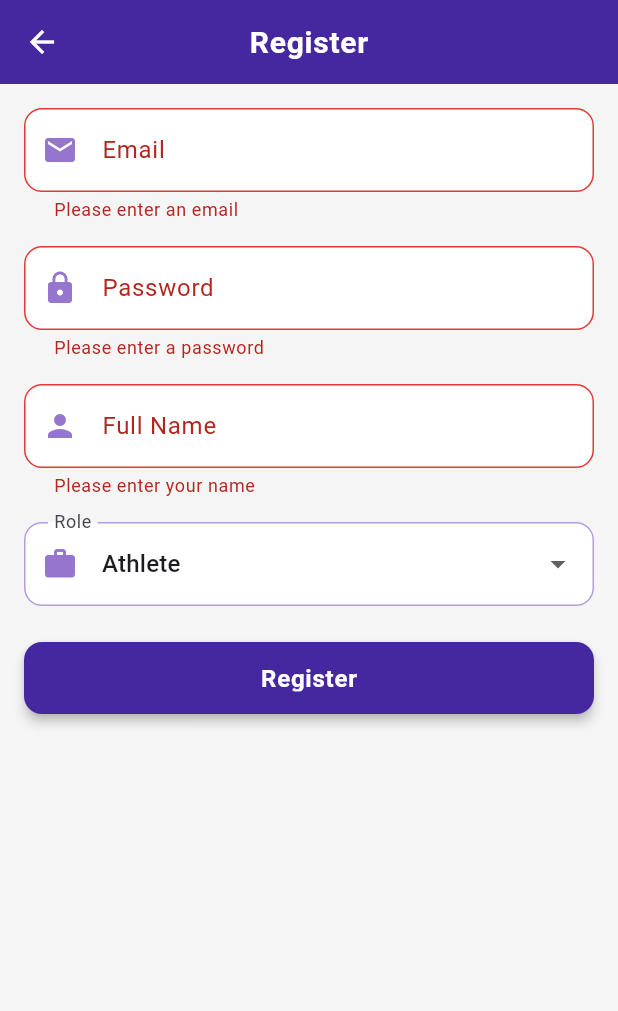
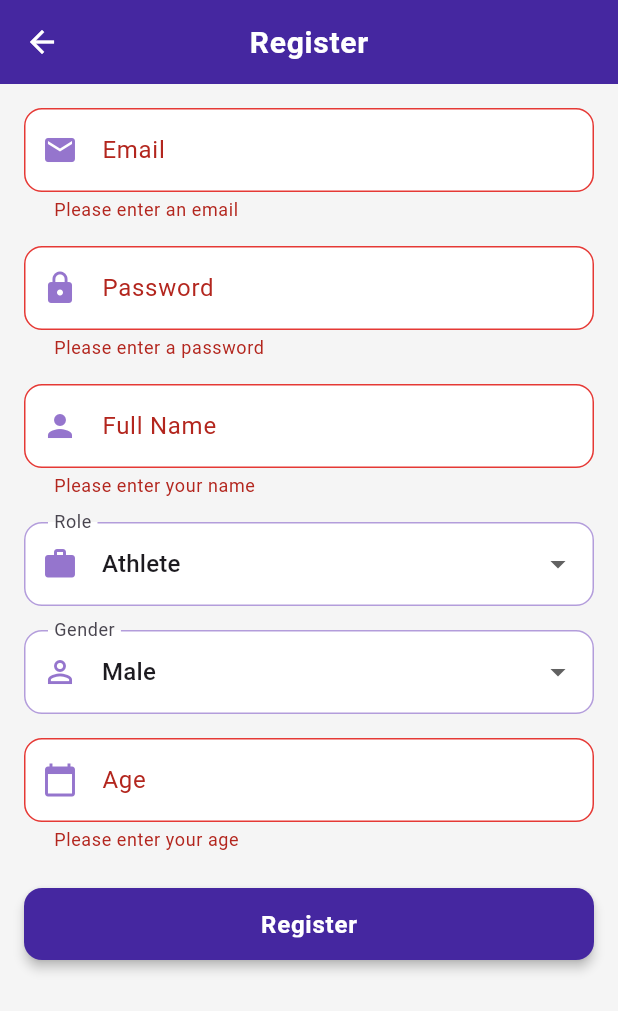
Before and after one commit to Destro2204/trackervest, a Flutter app: the RegisterScreen screen opened by its route, after a tap on "Register", on a phone screen of 412 x 824 dp. Shown: the top 1011 px of the screen. Run offline on Flutter 3.47's test engine with Material 3 defaults, Android fonts, the phone set to English and light mode, and no system bars; our stand-ins replace cloud_firestore, firebase_auth, firebase_core; accounts and stored records are empty.

Commit message:
updated registration with age and gender

```diff
--- a/lib/screen/athlete_detail_screen.dart
+++ b/lib/screen/athlete_detail_screen.dart
@@ -105,6 +105,18 @@ class AthleteDetailScreen extends StatelessWidget {
                             icon: Icons.badge,
                             label: 'User ID',
                             value: athleteData['id'] ?? 'N/A',
+                          ),
+                          Divider(),
+                          _buildInfoRow(
+                            icon: Icons.person_outline,
+                            label: 'Gender',
+                            value: athleteData['gender'] ?? 'N/A',
+                          ),
+                          Divider(),
+                          _buildInfoRow(
+                            icon: Icons.calendar_today,
+                            label: 'Age',
+                            value: athleteData['age']?.toString() ?? 'N/A',
                           ),
                         ],
                       ),
--- a/lib/screen/athlete_profile_screen.dart
+++ b/lib/screen/athlete_profile_screen.dart
@@ -119,6 +119,18 @@ class AthleteProfileScreen extends StatelessWidget {
                             icon: Icons.sports,
                             label: 'Role',
                             value: userData['role'] ?? 'athlete',
+                          ),
+                          Divider(),
+                          _buildInfoRow(
+                            icon: Icons.person_outline,
+                            label: 'Gender',
+                            value: userData['gender'] ?? 'N/A',
+                          ),
+                          Divider(),
+                          _buildInfoRow(
+                            icon: Icons.calendar_today,
+                            label: 'Age',
+                            value: userData['age']?.toString() ?? 'N/A',
                           ),
                         ],
                       ),
--- a/lib/screen/register_screen.dart
+++ b/lib/screen/register_screen.dart
@@ -13,10 +13,13 @@ class _RegisterScreenState extends State<RegisterScreen> {
   final TextEditingController _emailController = TextEditingController();
   final TextEditingController _passwordController = TextEditingController();
   final TextEditingController _nameController = TextEditingController();
+  final TextEditingController _ageController = TextEditingController();
   String _selectedRole = 'athlete';
+  String _selectedGender = 'Male';
   bool _isLoading = false;
 
   final List<String> _roles = ['athlete', 'coach'];
+  final List<String> _genders = ['Male', 'Female'];
 
   void _register() async {
     if (!_formKey.currentState!.validate()) return;
@@ -28,6 +31,8 @@ class _RegisterScreenState extends State<RegisterScreen> {
       final userData = {
         'name': _nameController.text.trim(),
         'role': _selectedRole,
+        'gender': _selectedGender,
+        'age': int.parse(_ageController.text.trim()),
       };
 
       var result = await AuthService().register(
@@ -145,9 +150,7 @@ class _RegisterScreenState extends State<RegisterScreen> {
                     _roles.map((role) {
                       return DropdownMenuItem(
                         value: role,
-                        child: Text(
-                          role[0].toUpperCase() + role.substring(1),
-                        ), // Capitalize first letter
+                        child: Text(role[0].toUpperCase() + role.substring(1)),
                       );
                     }).toList(),
                 onChanged: (value) {
@@ -156,6 +159,57 @@ class _RegisterScreenState extends State<RegisterScreen> {
                       _selectedRole = value;
                     });
                   }
+                },
+              ),
+              SizedBox(height: 16),
+
+              // Gender Dropdown
+              DropdownButtonFormField<String>(
+                decoration: InputDecoration(
+                  labelText: 'Gender',
+                  prefixIcon: Icon(Icons.person_outline),
+                  border: OutlineInputBorder(),
+                ),
+                value: _selectedGender,
+                items:
+                    _genders.map((gender) {
+                      return DropdownMenuItem(
+                        value: gender,
+                        child: Text(gender),
+                      );
+                    }).toList(),
+                onChanged: (value) {
+                  if (value != null) {
+                    setState(() {
+                      _selectedGender = value;
+                    });
+                  }
+                },
+              ),
+              SizedBox(height: 16),
+
+              // Age Field
+              TextFormField(
+                controller: _ageController,
+                decoration: InputDecoration(
+                  labelText: 'Age',
+                  prefixIcon: Icon(Icons.calendar_today),
+                  border: OutlineInputBorder(),
+                ),
+                keyboardType: TextInputType.number,
+                validator: (value) {
+                  if (value == null || value.isEmpty) {
+                    return 'Please enter your age';
+                  }
+                  try {
+                    int age = int.parse(value);
+                    if (age < 0 || age > 120) {
+                      return 'Please enter a valid age';
+                    }
+                  } catch (e) {
+                    return 'Please enter a valid number';
+                  }
+                  return null;
                 },
               ),
               SizedBox(height: 24),
@@ -184,6 +238,7 @@ class _RegisterScreenState extends State<RegisterScreen> {
     _emailController.dispose();
     _passwordController.dispose();
     _nameController.dispose();
+    _ageController.dispose();
     super.dispose();
   }
 }
--- a/lib/services/auth_service.dart
+++ b/lib/services/auth_service.dart
@@ -236,6 +236,17 @@ class AuthService {
         };
       }
 
+      // Validate age if provided
+      if (userData != null && userData.containsKey('age')) {
+        int? age = userData['age'];
+        if (age == null || age < 0 || age > 120) {
+          return {
+            'success': false,
+            'message': 'Please enter a valid age between 0 and 120',
+          };
+        }
+      }
+
       // Create user with reCAPTCHA verification
       await _auth.setSettings(appVerificationDisabledForTesting: false);
       UserCredential userCredential = await _auth
--- a/lib/services/firebase_service.dart
+++ b/lib/services/firebase_service.dart
@@ -12,6 +12,8 @@ class FirebaseService {
         'id': user.uid,
         'role': role,
         'name': user.displayName ?? 'User',
+        'gender': 'Male', // Default value
+        'age': 0, // Default value
         'groupId': 'default',
         'createdAt': FieldValue.serverTimestamp(),
       };
```
